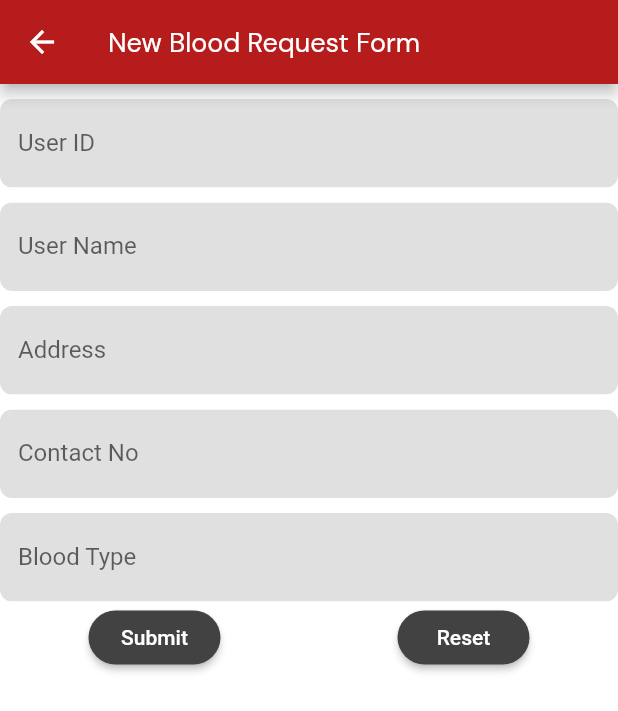
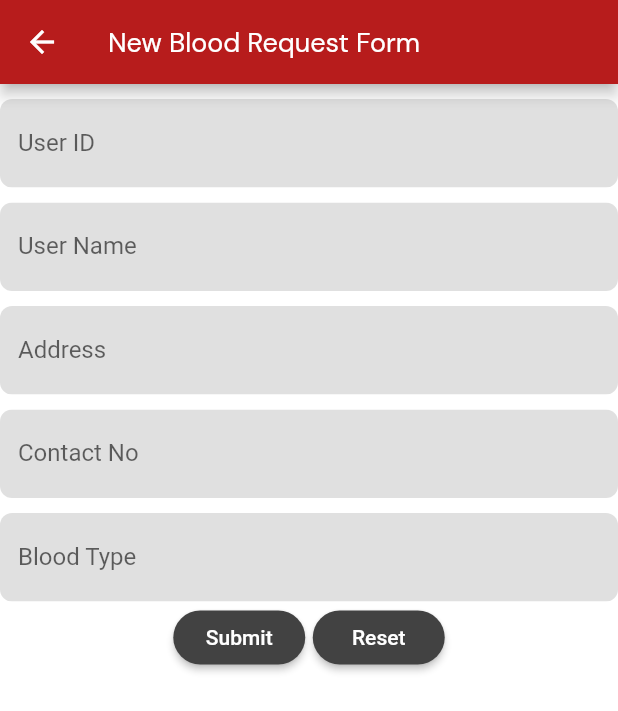
Before and after one commit to TharinduBasnayaka/nobel_red_flutter_app, a Flutter app: the AddBloodRequests screen opened by its route, on a phone screen of 412 x 824 dp. Shown: the top 711 px of the screen. Run offline on Flutter 3.47's test engine with Material 2 defaults, Android fonts, the phone set to English and light mode, and no system bars; our stand-ins replace carousel_pro, cloud_firestore; accounts and stored records are empty.

Commit message:
Update add_bloodRequsets.dart

```diff
--- a/lib/pages/add_bloodRequsets.dart
+++ b/lib/pages/add_bloodRequsets.dart
@@ -71,16 +71,21 @@ class _AddBloodRequestsState extends State<AddBloodRequests> {
               labelText: "Blood Type",
             ),
             Row(
-                mainAxisAlignment: MainAxisAlignment.spaceAround,
+                mainAxisAlignment: MainAxisAlignment.center,
                 crossAxisAlignment: CrossAxisAlignment.start,
                 children: <Widget>[
-                  RaisedButton(
+                  ButtonTheme(
+                    child: RaisedButton(
                       color: Colors.grey[800],
                       onPressed: () {},
                       child:
                           Text("Submit", style: TextStyle(color: Colors.white)),
                       shape: RoundedRectangleBorder(
                           borderRadius: BorderRadius.circular(20)),
+                    ),
+                  ),
+                  SizedBox(
+                    width: 5,
                   ),
                   RaisedButton(
                     onPressed: () {},
```
Lines whose indentation alone changed are shown as unchanged.
